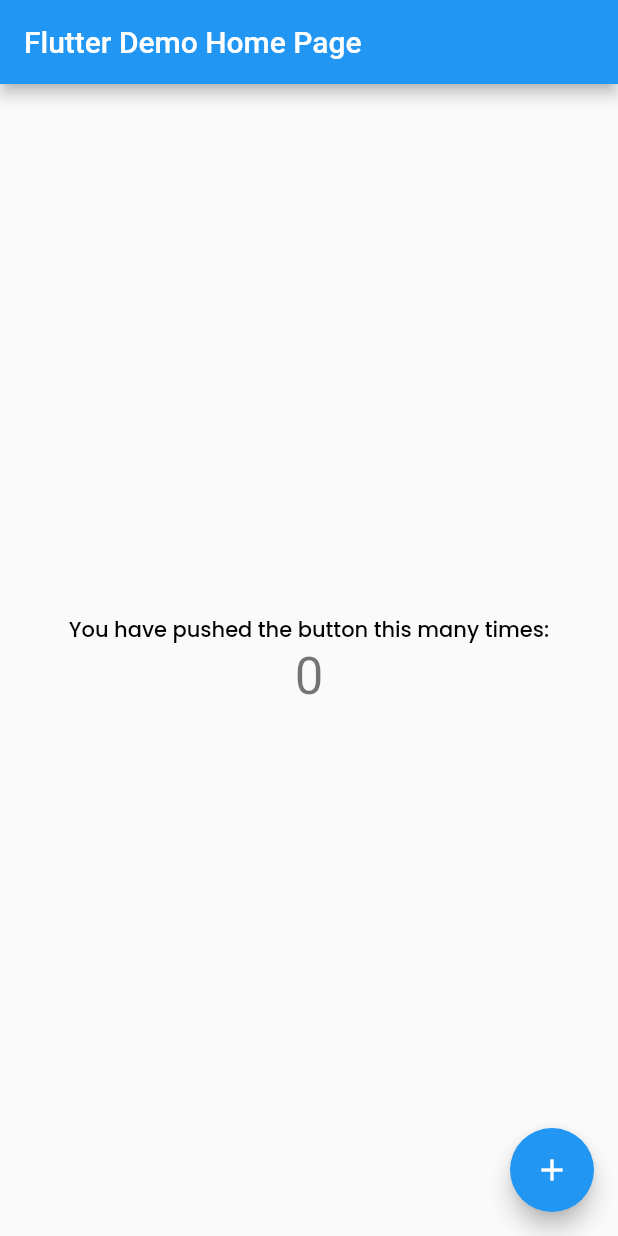
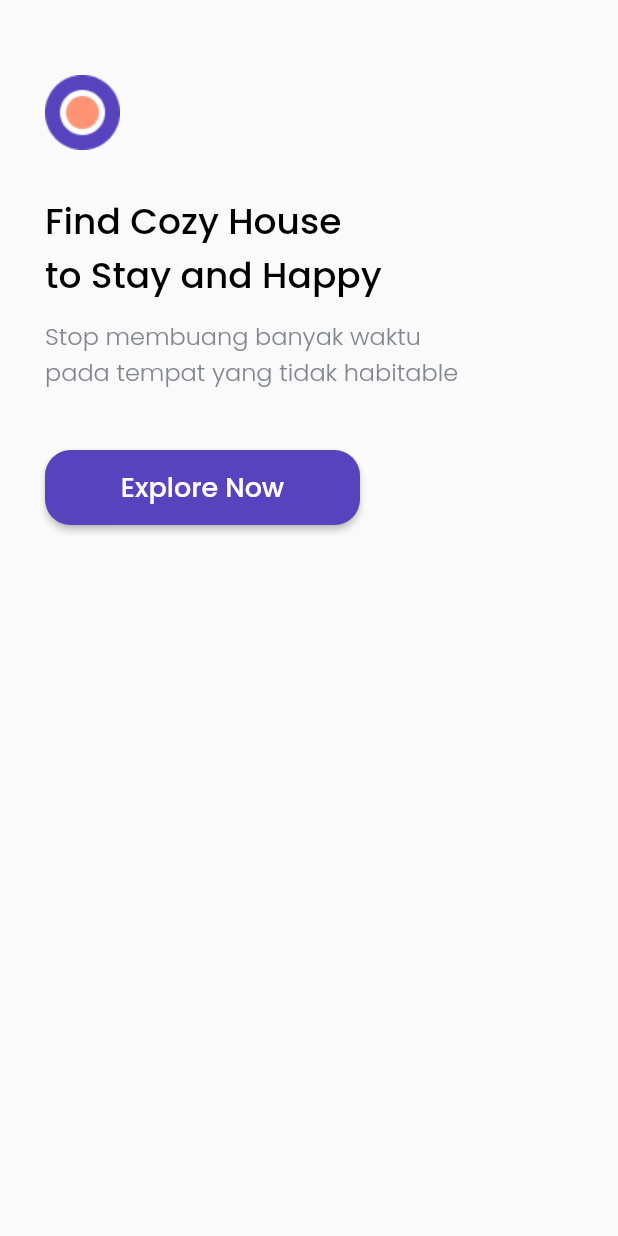
Before and after one commit to alvienadd/rifqi_dart_flutter_dev, a Flutter app: the screen it shows after launch, on a phone screen of 412 x 824 dp. Run offline on Flutter 3.47's test engine with Material 2 defaults, Android fonts, the phone set to English and light mode, and no system bars; our stand-ins replace google_fonts.

Commit message:
Splash Header cozy

```diff
--- a/lib/main.dart
+++ b/lib/main.dart
@@ -1,119 +1,17 @@
 import 'package:flutter/material.dart';
-import 'package:rifqi_dart_flutter_dev/theme.dart';
+import 'package:rifqi_dart_flutter_dev/pages/splash_page.dart';
+
 
 void main() {
   runApp(MyApp());
 }
 
 class MyApp extends StatelessWidget {
-  // This widget is the root of your application.
+
   @override
   Widget build(BuildContext context) {
     return MaterialApp(
-      title: 'Flutter Demo',
-      theme: ThemeData(
-        // This is the theme of your application.
-        //
-        // Try running your application with "flutter run". You'll see the
-        // application has a blue toolbar. Then, without quitting the app, try
-        // changing the primarySwatch below to Colors.green and then invoke
-        // "hot reload" (press "r" in the console where you ran "flutter run",
-        // or simply save your changes to "hot reload" in a Flutter IDE).
-        // Notice that the counter didn't reset back to zero; the application
-        // is not restarted.
-        primarySwatch: Colors.blue,
-        // This makes the visual density adapt to the platform that you run
-        // the app on. For desktop platforms, the controls will be smaller and
-        // closer together (more dense) than on mobile platforms.
-        visualDensity: VisualDensity.adaptivePlatformDensity,
-      ),
-      home: MyHomePage(title: 'Flutter Demo Home Page'),
+      home:SplashPage()
     );
   }
 }
-
-class MyHomePage extends StatefulWidget {
-  MyHomePage({Key key, this.title}) : super(key: key);
-
-  // This widget is the home page of your application. It is stateful, meaning
-  // that it has a State object (defined below) that contains fields that affect
-  // how it looks.
-
-  // This class is the configuration for the state. It holds the values (in this
-  // case the title) provided by the parent (in this case the App widget) and
-  // used by the build method of the State. Fields in a Widget subclass are
-  // always marked "final".
-
-  final String title;
-
-  @override
-  _MyHomePageState createState() => _MyHomePageState();
-}
-
-class _MyHomePageState extends State<MyHomePage> {
-  int _counter = 0;
-
-  void _incrementCounter() {
-    setState(() {
-      // This call to setState tells the Flutter framework that something has
-      // changed in this State, which causes it to rerun the build method below
-      // so that the display can reflect the updated values. If we changed
-      // _counter without calling setState(), then the build method would not be
-      // called again, and so nothing would appear to happen.
-      _counter++;
-    });
-  }
-
-  @override
-  Widget build(BuildContext context) {
-    // This method is rerun every time setState is called, for instance as done
-    // by the _incrementCounter method above.
-    //
-    // The Flutter framework has been optimized to make rerunning build methods
-    // fast, so that you can just rebuild anything that needs updating rather
-    // than having to individually change instances of widgets.
-    return Scaffold(
-      appBar: AppBar(
-        // Here we take the value from the MyHomePage object that was created by
-        // the App.build method, and use it to set our appbar title.
-        title: Text(widget.title),
-      ),
-      body: Center(
-        // Center is a layout widget. It takes a single child and positions it
-        // in the middle of the parent.
-        child: Column(
-          // Column is also a layout widget. It takes a list of children and
-          // arranges them vertically. By default, it sizes itself to fit its
-          // children horizontally, and tries to be as tall as its parent.
-          //
-          // Invoke "debug painting" (press "p" in the console, choose the
-          // "Toggle Debug Paint" action from the Flutter Inspector in Android
-          // Studio, or the "Toggle Debug Paint" command in Visual Studio Code)
-          // to see the wireframe for each widget.
-          //
-          // Column has various properties to control how it sizes itself and
-          // how it positions its children. Here we use mainAxisAlignment to
-          // center the children vertically; the main axis here is the vertical
-          // axis because Columns are vertical (the cross axis would be
-          // horizontal).
-          mainAxisAlignment: MainAxisAlignment.center,
-          children: <Widget>[
-            Text(
-              'You have pushed the button this many times:',
-              style: blackTextStyle,
-            ),
-            Text(
-              '$_counter',
-              style: Theme.of(context).textTheme.headline4,
-            ),
-          ],
-        ),
-      ),
-      floatingActionButton: FloatingActionButton(
-        onPressed: _incrementCounter,
-        tooltip: 'Increment',
-        child: Icon(Icons.add),
-      ), // This trailing comma makes auto-formatting nicer for build methods.
-    );
-  }
-}
--- /dev/null
+++ b/lib/pages/splash_page.dart
@@ -0,0 +1,66 @@
+import 'package:flutter/material.dart';
+
+import '../theme.dart';
+
+class SplashPage extends StatelessWidget {
+
+  @override
+  Widget build(BuildContext context) {
+    return Scaffold(
+      body: SafeArea(
+        child:Padding(
+          padding:EdgeInsets.only(
+            top:50,
+            left: 30
+          ),
+        child:Column(
+      crossAxisAlignment: CrossAxisAlignment.start,
+      children:[
+        Container(
+          height: 50,
+          width: 50,
+          decoration: BoxDecoration(
+            image: DecorationImage(
+              image: AssetImage('assets/logo.png')
+            ),
+          ),
+        ),
+        SizedBox(
+          height:30
+        ),
+        Text('Find Cozy House\nto Stay and Happy',style:blackTextStyle.copyWith(
+          fontSize:24
+        )),
+        SizedBox(
+          height:10
+        ),
+        Text(
+          'Stop membuang banyak waktu\npada tempat yang tidak habitable',style:greyTextStyle.copyWith(
+            fontSize: 16
+          )
+        ),
+         SizedBox(
+          height:40
+        ),
+        Container(
+          width: 210,
+          height: 50,
+          child: RaisedButton(
+            onPressed: (){},
+            color:purpleColor,
+            shape:RoundedRectangleBorder(
+              borderRadius: BorderRadius.circular(17)
+            ),
+            child:Text(
+              'Explore Now',
+              style:whiteTextStyle.copyWith(
+                fontSize:18
+              )
+            )
+          ),
+        )
+      ],
+      ))),
+    );
+  }
+}
```
Also changed, not shown: pubspec.yaml (+4 -3 lines), 1 other file.
